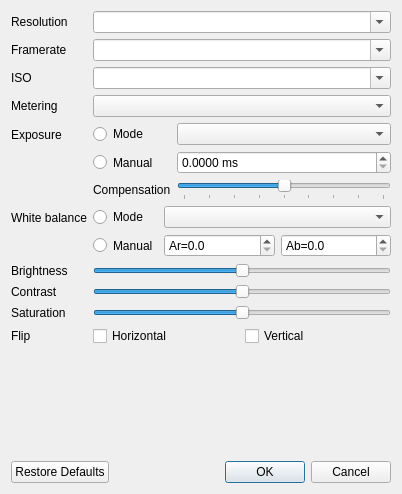
Above: compoundpi/windows/configure_dialog.ui from waveform-computing/compoundpi before the change. Below: the same form after it.
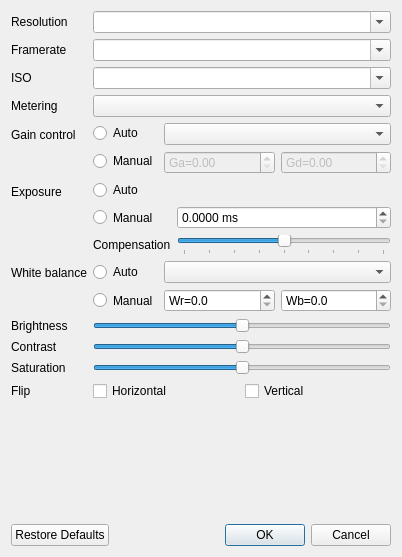
That is the form after the change.

Commit message:
Fix AGC/exposure bits
The interfaces should now properly reflect the relationship between the
automatic gain control (AGC), exposure speed, and white balance
controls. Unfortunately there's no way to adjust sensor gains at the
moment, but we can at least display them and show them fixed.

The edit to the form file:
```diff
--- a/compoundpi/windows/configure_dialog.ui
+++ b/compoundpi/windows/configure_dialog.ui
@@ -7,7 +7,7 @@
     <x>0</x>
     <y>0</y>
     <width>402</width>
-    <height>494</height>
+    <height>557</height>
    </rect>
   </property>
   <property name="windowTitle">
@@ -83,7 +83,7 @@
      <item row="3" column="1">
       <widget class="QComboBox" name="metering_combo"/>
      </item>
-     <item row="4" column="0">
+     <item row="5" column="0">
       <widget class="QLabel" name="exposure_label">
        <property name="text">
         <string>Exposure</string>
@@ -93,18 +93,8 @@
        </property>
       </widget>
      </item>
-     <item row="4" column="1">
+     <item row="5" column="1">
       <layout class="QFormLayout" name="formLayout">
-       <item row="0" column="1">
-        <widget class="QComboBox" name="exposure_combo">
-         <property name="sizePolicy">
-          <sizepolicy hsizetype="MinimumExpanding" vsizetype="Fixed">
-           <horstretch>0</horstretch>
-           <verstretch>0</verstretch>
-          </sizepolicy>
-         </property>
-        </widget>
-       </item>
        <item row="2" column="0">
         <widget class="QLabel" name="label_4">
          <property name="text">
@@ -134,22 +124,6 @@
          </property>
         </widget>
        </item>
-       <item row="0" column="0">
-        <widget class="QRadioButton" name="exposure_auto_radio">
-         <property name="sizePolicy">
-          <sizepolicy hsizetype="Minimum" vsizetype="Preferred">
-           <horstretch>0</horstretch>
-           <verstretch>0</verstretch>
-          </sizepolicy>
-         </property>
-         <property name="text">
-          <string>Mode</string>
-         </property>
-         <property name="autoExclusive">
-          <bool>false</bool>
-         </property>
-        </widget>
-       </item>
        <item row="1" column="0">
         <widget class="QRadioButton" name="exposure_manual_radio">
          <property name="sizePolicy">
@@ -182,9 +156,29 @@
          </property>
         </widget>
        </item>
+       <item row="0" column="0" colspan="2">
+        <widget class="QRadioButton" name="exposure_auto_radio">
+         <property name="sizePolicy">
+          <sizepolicy hsizetype="Minimum" vsizetype="Preferred">
+           <horstretch>0</horstretch>
+           <verstretch>0</verstretch>
+          </sizepolicy>
+         </property>
+         <property name="toolTip">
+          <string>&lt;!DOCTYPE HTML PUBLIC &quot;-//W3C//DTD HTML 4.0//EN&quot; &quot;http://www.w3.org/TR/REC-html40/strict.dtd&quot;&gt;
+&lt;html&gt;&lt;head&gt;&lt;meta name=&quot;qrichtext&quot; content=&quot;1&quot; /&gt;&lt;style type=&quot;text/css&quot;&gt;
+p, li { white-space: pre-wrap; }
+&lt;/style&gt;&lt;/head&gt;&lt;body style=&quot; font-family:'Ubuntu'; font-size:11pt; font-weight:400; font-style:normal;&quot;&gt;
+&lt;p style=&quot; margin-top:0px; margin-bottom:0px; margin-left:0px; margin-right:0px; -qt-block-indent:0; text-indent:0px;&quot;&gt;Allow the camera to determine an appropriate exposure time&lt;/p&gt;&lt;/body&gt;&lt;/html&gt;</string>
+         </property>
+         <property name="text">
+          <string>Auto</string>
+         </property>
+        </widget>
+       </item>
       </layout>
      </item>
-     <item row="5" column="0">
+     <item row="6" column="0">
       <widget class="QLabel" name="awb_label">
        <property name="text">
         <string>White balance</string>
@@ -194,7 +188,7 @@
        </property>
       </widget>
      </item>
-     <item row="5" column="1">
+     <item row="6" column="1">
       <layout class="QFormLayout" name="formLayout_2">
        <item row="0" column="0">
         <widget class="QRadioButton" name="awb_auto_radio">
@@ -205,10 +199,7 @@
           </sizepolicy>
          </property>
          <property name="text">
-          <string>Mode</string>
-         </property>
-         <property name="autoExclusive">
-          <bool>false</bool>
+          <string>Auto</string>
          </property>
         </widget>
        </item>
@@ -236,7 +227,7 @@
          <item>
           <widget class="QDoubleSpinBox" name="awb_red_spinbox">
            <property name="prefix">
-            <string>Ar=</string>
+            <string>Wr=</string>
            </property>
            <property name="decimals">
             <number>1</number>
@@ -252,7 +243,7 @@
          <item>
           <widget class="QDoubleSpinBox" name="awb_blue_spinbox">
            <property name="prefix">
-            <string>Ab=</string>
+            <string>Wb=</string>
            </property>
            <property name="decimals">
             <number>1</number>
@@ -269,7 +260,7 @@
        </item>
       </layout>
      </item>
-     <item row="6" column="0">
+     <item row="7" column="0">
       <widget class="QLabel" name="brightness_label">
        <property name="text">
         <string>Brightness</string>
@@ -279,7 +270,7 @@
        </property>
       </widget>
      </item>
-     <item row="6" column="1">
+     <item row="7" column="1">
       <widget class="QSlider" name="brightness_slider">
        <property name="maximum">
         <number>100</number>
@@ -292,7 +283,7 @@
        </property>
       </widget>
      </item>
-     <item row="7" column="0">
+     <item row="8" column="0">
       <widget class="QLabel" name="contrast_label">
        <property name="text">
         <string>Contrast</string>
@@ -302,7 +293,7 @@
        </property>
       </widget>
      </item>
-     <item row="7" column="1">
+     <item row="8" column="1">
       <widget class="QSlider" name="contrast_slider">
        <property name="minimum">
         <number>-100</number>
@@ -318,7 +309,7 @@
        </property>
       </widget>
      </item>
-     <item row="8" column="0">
+     <item row="9" column="0">
       <widget class="QLabel" name="saturation_label">
        <property name="text">
         <string>Saturation</string>
@@ -328,7 +319,7 @@
        </property>
       </widget>
      </item>
-     <item row="8" column="1">
+     <item row="9" column="1">
       <widget class="QSlider" name="saturation_slider">
        <property name="minimum">
         <number>-100</number>
@@ -344,7 +335,7 @@
        </property>
       </widget>
      </item>
-     <item row="9" column="0">
+     <item row="10" column="0">
       <widget class="QLabel" name="flip_label">
        <property name="text">
         <string>Flip</string>
@@ -354,7 +345,7 @@
        </property>
       </widget>
      </item>
-     <item row="9" column="1">
+     <item row="10" column="1">
       <layout class="QHBoxLayout" name="flip_layout">
        <item>
         <widget class="QCheckBox" name="hflip_checkbox">
@@ -372,6 +363,97 @@
        </item>
       </layout>
      </item>
+     <item row="4" column="0">
+      <widget class="QLabel" name="agc_label">
+       <property name="text">
+        <string>Gain control</string>
+       </property>
+       <property name="buddy">
+        <cstring>agc_auto_radio</cstring>
+       </property>
+      </widget>
+     </item>
+     <item row="4" column="1">
+      <layout class="QFormLayout" name="formLayout_3">
+       <item row="0" column="0">
+        <widget class="QRadioButton" name="agc_auto_radio">
+         <property name="toolTip">
+          <string>&lt;!DOCTYPE HTML PUBLIC &quot;-//W3C//DTD HTML 4.0//EN&quot; &quot;http://www.w3.org/TR/REC-html40/strict.dtd&quot;&gt;
+&lt;html&gt;&lt;head&gt;&lt;meta name=&quot;qrichtext&quot; content=&quot;1&quot; /&gt;&lt;style type=&quot;text/css&quot;&gt;
+p, li { white-space: pre-wrap; }
+&lt;/style&gt;&lt;/head&gt;&lt;body style=&quot; font-family:'Ubuntu'; font-size:11pt; font-weight:400; font-style:normal;&quot;&gt;
+&lt;p style=&quot; margin-top:0px; margin-bottom:0px; margin-left:0px; margin-right:0px; -qt-block-indent:0; text-indent:0px;&quot;&gt;Allow the camera to determine the analog and digital gain to apply to output from the sensor&lt;/p&gt;&lt;/body&gt;&lt;/html&gt;</string>
+         </property>
+         <property name="text">
+          <string>Auto</string>
+         </property>
+        </widget>
+       </item>
+       <item row="0" column="1">
+        <widget class="QComboBox" name="agc_combo">
+         <property name="toolTip">
+          <string>&lt;!DOCTYPE HTML PUBLIC &quot;-//W3C//DTD HTML 4.0//EN&quot; &quot;http://www.w3.org/TR/REC-html40/strict.dtd&quot;&gt;
+&lt;html&gt;&lt;head&gt;&lt;meta name=&quot;qrichtext&quot; content=&quot;1&quot; /&gt;&lt;style type=&quot;text/css&quot;&gt;
+p, li { white-space: pre-wrap; }
+&lt;/style&gt;&lt;/head&gt;&lt;body style=&quot; font-family:'Ubuntu'; font-size:11pt; font-weight:400; font-style:normal;&quot;&gt;
+&lt;p style=&quot; margin-top:0px; margin-bottom:0px; margin-left:0px; margin-right:0px; -qt-block-indent:0; text-indent:0px;&quot;&gt;Select the algorithm used to automatically determine the sensor gains&lt;/p&gt;&lt;/body&gt;&lt;/html&gt;</string>
+         </property>
+        </widget>
+       </item>
+       <item row="1" column="0">
+        <widget class="QRadioButton" name="agc_manual_radio">
+         <property name="toolTip">
+          <string>&lt;!DOCTYPE HTML PUBLIC &quot;-//W3C//DTD HTML 4.0//EN&quot; &quot;http://www.w3.org/TR/REC-html40/strict.dtd&quot;&gt;
+&lt;html&gt;&lt;head&gt;&lt;meta name=&quot;qrichtext&quot; content=&quot;1&quot; /&gt;&lt;style type=&quot;text/css&quot;&gt;
+p, li { white-space: pre-wrap; }
+&lt;/style&gt;&lt;/head&gt;&lt;body style=&quot; font-family:'Ubuntu'; font-size:11pt; font-weight:400; font-style:normal;&quot;&gt;
+&lt;p style=&quot; margin-top:0px; margin-bottom:0px; margin-left:0px; margin-right:0px; -qt-block-indent:0; text-indent:0px;&quot;&gt;Fix the analog and digital gain applied to the sensor (currently there is no way to specify the gains manually; this will simply fix them at their current levels)&lt;/p&gt;&lt;/body&gt;&lt;/html&gt;</string>
+         </property>
+         <property name="text">
+          <string>Manual</string>
+         </property>
+        </widget>
+       </item>
+       <item row="1" column="1">
+        <layout class="QHBoxLayout" name="horizontalLayout">
+         <item>
+          <widget class="QDoubleSpinBox" name="agc_analog_spinbox">
+           <property name="enabled">
+            <bool>false</bool>
+           </property>
+           <property name="toolTip">
+            <string>&lt;!DOCTYPE HTML PUBLIC &quot;-//W3C//DTD HTML 4.0//EN&quot; &quot;http://www.w3.org/TR/REC-html40/strict.dtd&quot;&gt;
+&lt;html&gt;&lt;head&gt;&lt;meta name=&quot;qrichtext&quot; content=&quot;1&quot; /&gt;&lt;style type=&quot;text/css&quot;&gt;
+p, li { white-space: pre-wrap; }
+&lt;/style&gt;&lt;/head&gt;&lt;body style=&quot; font-family:'Ubuntu'; font-size:11pt; font-weight:400; font-style:normal;&quot;&gt;
+&lt;p style=&quot; margin-top:0px; margin-bottom:0px; margin-left:0px; margin-right:0px; -qt-block-indent:0; text-indent:0px;&quot;&gt;Analog sensor gain&lt;/p&gt;&lt;/body&gt;&lt;/html&gt;</string>
+           </property>
+           <property name="prefix">
+            <string>Ga=</string>
+           </property>
+          </widget>
+         </item>
+         <item>
+          <widget class="QDoubleSpinBox" name="agc_digital_spinbox">
+           <property name="enabled">
+            <bool>false</bool>
+           </property>
+           <property name="toolTip">
+            <string>&lt;!DOCTYPE HTML PUBLIC &quot;-//W3C//DTD HTML 4.0//EN&quot; &quot;http://www.w3.org/TR/REC-html40/strict.dtd&quot;&gt;
+&lt;html&gt;&lt;head&gt;&lt;meta name=&quot;qrichtext&quot; content=&quot;1&quot; /&gt;&lt;style type=&quot;text/css&quot;&gt;
+p, li { white-space: pre-wrap; }
+&lt;/style&gt;&lt;/head&gt;&lt;body style=&quot; font-family:'Ubuntu'; font-size:11pt; font-weight:400; font-style:normal;&quot;&gt;
+&lt;p style=&quot; margin-top:0px; margin-bottom:0px; margin-left:0px; margin-right:0px; -qt-block-indent:0; text-indent:0px;&quot;&gt;Digital sensor gain&lt;/p&gt;&lt;/body&gt;&lt;/html&gt;</string>
+           </property>
+           <property name="prefix">
+            <string>Gd=</string>
+           </property>
+          </widget>
+         </item>
+        </layout>
+       </item>
+      </layout>
+     </item>
     </layout>
    </item>
    <item>
```
Left out of the diff: 140 changed lines with no effect on the pictures. The commit also changes 7 other files.
